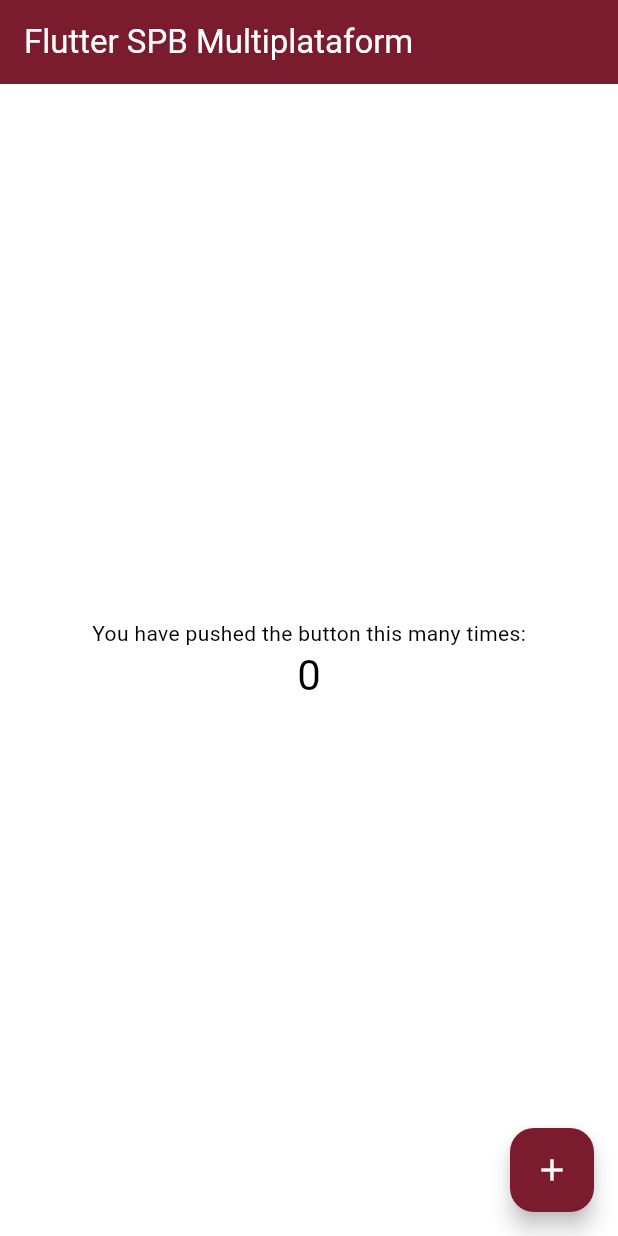
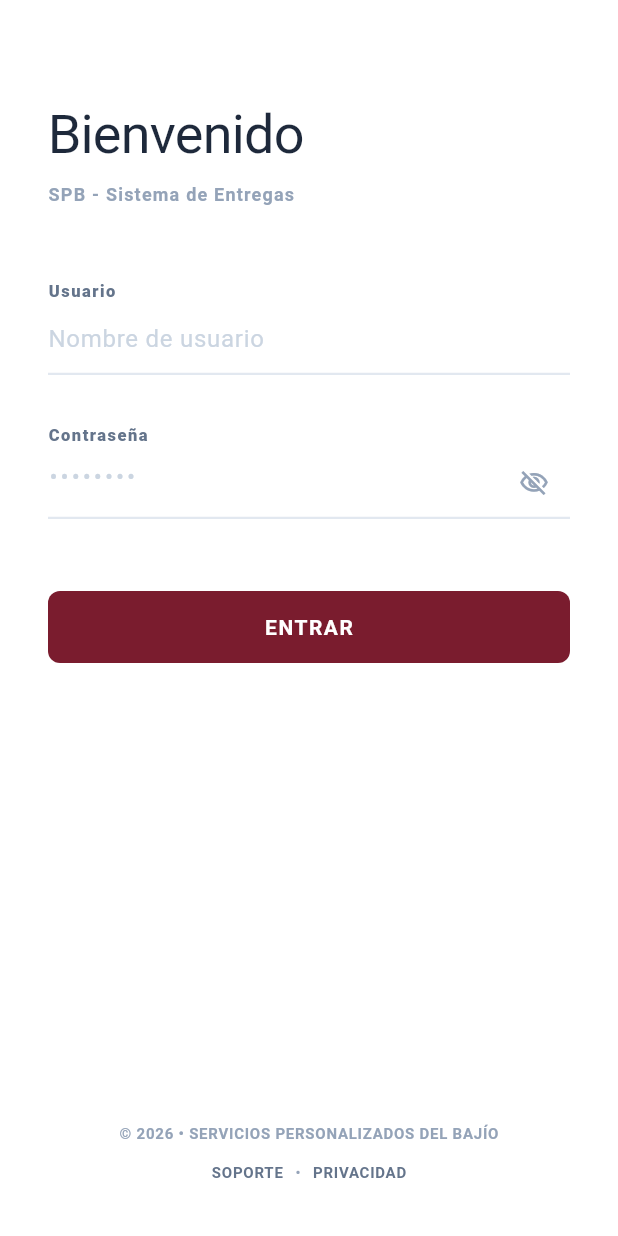
Before and after one commit to RVCH-77/SPB_Mobile_Multiplataform, a Flutter app: the screen it shows after launch, on a phone screen of 412 x 824 dp. Run offline on Flutter 3.47's test engine with Material 3 defaults, Android fonts, the phone set to English and light mode, and no system bars; accounts and stored records are empty.

Commit message:
FIX: implementacion de la logica para consumir la api de login

```diff
--- /dev/null
+++ b/lib/core/network/api_config.dart
@@ -0,0 +1,14 @@
+class ApiConfig {
+  // Cambia esto a false para usar el entorno de producción
+  static const bool useLocal = false;
+
+  // Nota: En emuladores de Android, 'localhost' se mapea a '10.0.2.2'.
+  // Para iOS, Web o Windows, se puede usar 'localhost' o la IP de tu máquina local.
+  static const String _localBaseUrl = 'http://10.0.2.2/SPB/api';
+  static const String _prodBaseUrl = 'https://spbservicios.com/spb/api';
+
+  static String get baseUrl => useLocal ? _localBaseUrl : _prodBaseUrl;
+
+  static Uri get loginUri => Uri.parse('$baseUrl/login.php');
+  static Uri get meUri => Uri.parse('$baseUrl/me.php');
+}
--- a/lib/features/auth/models/user_model.dart
+++ b/lib/features/auth/models/user_model.dart
@@ -1,3 +1,5 @@
+// Estructura inmutable para representar un usuario
+
 class UserModel {
   final int idUsuario;
   final String usuario;
@@ -13,4 +15,43 @@
     required this.rol,
     this.token,
   });
+
+  // Constructor factory para crear una instancia desde el JSON de la API
+  factory UserModel.fromJson(Map<String, dynamic> json, {String? token}) {
+    return UserModel(
+      idUsuario: json['id_usuario'] as int? ?? json['idUsuario'] as int,
+      usuario: json['usuario'] as String,
+      email: json['email'] as String? ?? json['correo'] as String? ?? '',
+      rol: json['rol'] as String,
+      token: token ?? json['token'] as String?,
+    );
+  }
+
+  // Convierte la instancia a un mapa JSON
+  Map<String, dynamic> toJson() {
+    return {
+      'id_usuario': idUsuario,
+      'usuario': usuario,
+      'email': email,
+      'rol': rol,
+      if (token != null) 'token': token,
+    };
+  }
+
+  // copyWith para "modificar" campos de forma inmutable
+  UserModel copyWith({
+    int? idUsuario,
+    String? usuario,
+    String? email,
+    String? rol,
+    String? token,
+  }) {
+    return UserModel(
+      idUsuario: idUsuario ?? this.idUsuario,
+      usuario: usuario ?? this.usuario,
+      email: email ?? this.email,
+      rol: rol ?? this.rol,
+      token: token ?? this.token,
+    );
+  }
 }
--- /dev/null
+++ b/lib/features/auth/presentation/login_page.dart
@@ -0,0 +1,368 @@
+import 'package:flutter/material.dart';
+import 'package:first_app/core/theme/app_colors.dart';
+import 'package:first_app/features/auth/presentation/auth_view_model.dart';
+
+class LoginPage extends StatefulWidget {
+  final AuthViewModel viewModel;
+
+  const LoginPage({super.key, required this.viewModel});
+
+  @override
+  State<LoginPage> createState() => _LoginPageState();
+}
+
+class _boolState {
+  static bool obscureText = true;
+}
+
+class _LoginPageState extends State<LoginPage> {
+  final _formKey = GlobalKey<FormState>();
+  final _usernameController = TextEditingController();
+  final _passwordController = TextEditingController();
+  bool _obscurePassword = true;
+
+  @override
+  void initState() {
+    super.initState();
+    // Escuchamos el ViewModel para mostrar errores si ocurren
+    widget.viewModel.addListener(_onAuthViewModelChange);
+  }
+
+  @override
+  void dispose() {
+    widget.viewModel.removeListener(_onAuthViewModelChange);
+    _usernameController.dispose();
+    _passwordController.dispose();
+    super.dispose();
+  }
+
+  void _onAuthViewModelChange() {
+    if (widget.viewModel.errorMessage != null) {
+      ScaffoldMessenger.of(context).showSnackBar(
+        SnackBar(
+          content: Text(widget.viewModel.errorMessage!),
+          backgroundColor: AppColors.errorColor,
+          behavior: SnackBarBehavior.floating,
+        ),
+      );
+    }
+  }
+
+  Future<void> _submit() async {
+    if (_formKey.currentState!.validate()) {
+      FocusScope.of(context).unfocus();
+      final success = await widget.viewModel.login(
+        _usernameController.text.trim(),
+        _passwordController.text,
+      );
+      if (success && mounted) {
+        ScaffoldMessenger.of(context).showSnackBar(
+          const SnackBar(
+            content: Text('Sesión iniciada correctamente'),
+            backgroundColor: AppColors.successColor,
+            behavior: SnackBarBehavior.floating,
+          ),
+        );
+      }
+    }
+  }
+
+  @override
+  Widget build(BuildContext context) {
+    return Scaffold(
+      backgroundColor: AppColors.backgroundColor,
+      body: SafeArea(
+        child: LayoutBuilder(
+          builder: (context, constraints) {
+            return SingleChildScrollView(
+              padding: const EdgeInsets.symmetric(
+                horizontal: 32.0,
+                vertical: 24.0,
+              ),
+              child: ConstrainedBox(
+                constraints: BoxConstraints(
+                  minHeight:
+                      constraints.maxHeight -
+                      48.0, // Ajuste para el padding vertical
+                ),
+                child: IntrinsicHeight(
+                  child: Form(
+                    key: _formKey,
+                    child: Column(
+                      crossAxisAlignment: CrossAxisAlignment.start,
+                      children: [
+                        const SizedBox(height: 40.0),
+                        // Encabezado
+                        const Text(
+                          'Bienvenido',
+                          style: TextStyle(
+                            fontSize: 36.0,
+                            fontWeight: FontWeight.w400,
+                            color: Color(0xFF1E293B),
+                            letterSpacing: -0.5,
+                          ),
+                        ),
+                        const SizedBox(height: 6.0),
+                        const Text(
+                          'SPB - Sistema de Entregas',
+                          style: TextStyle(
+                            fontSize: 12.0,
+                            fontWeight: FontWeight.w700,
+                            color: Color(0xFF94A3B8),
+                            letterSpacing: 0.8,
+                          ),
+                        ),
+                        const SizedBox(height: 48.0),
+
+                        // Campo de Usuario
+                        const Text(
+                          'Usuario',
+                          style: TextStyle(
+                            fontSize: 11.0,
+                            fontWeight: FontWeight.w800,
+                            color: Color(0xFF64748B),
+                            letterSpacing: 1.0,
+                          ),
+                        ),
+                        TextFormField(
+                          controller: _usernameController,
+                          keyboardType: TextInputType.emailAddress,
+                          style: const TextStyle(
+                            fontSize: 16.0,
+                            color: Color(0xFF1E293B),
+                          ),
+                          decoration: const InputDecoration(
+                            hintText: 'Nombre de usuario',
+                            hintStyle: TextStyle(color: Color(0xFFCBD5E1)),
+                            contentPadding: EdgeInsets.symmetric(vertical: 8.0),
+                            enabledBorder: UnderlineInputBorder(
+                              borderSide: BorderSide(
+                                color: Color(0xFFE2E8F0),
+                                width: 1.5,
+                              ),
+                            ),
+                            focusedBorder: UnderlineInputBorder(
+                              borderSide: BorderSide(
+                                color: AppColors.primary,
+                                width: 2.0,
+                              ),
+                            ),
+                            errorBorder: UnderlineInputBorder(
+                              borderSide: BorderSide(
+                                color: AppColors.errorColor,
+                                width: 1.5,
+                              ),
+                            ),
+                            focusedErrorBorder: UnderlineInputBorder(
+                              borderSide: BorderSide(
+                                color: AppColors.errorColor,
+                                width: 2.0,
+                              ),
+                            ),
+                          ),
+                          validator: (value) {
+                            if (value == null || value.trim().isEmpty) {
+                              return 'Por favor ingresa tu usuario';
+                            }
+                            return null;
+                          },
+                        ),
+                        const SizedBox(height: 32.0),
+
+                        // Campo de Contraseña
+                        const Text(
+                          'Contraseña',
+                          style: TextStyle(
+                            fontSize: 11.0,
+                            fontWeight: FontWeight.w800,
+                            color: Color(0xFF64748B),
+                            letterSpacing: 1.0,
+                          ),
+                        ),
+                        TextFormField(
+                          controller: _passwordController,
+                          obscureText: _obscurePassword,
+                          style: const TextStyle(
+                            fontSize: 16.0,
+                            color: Color(0xFF1E293B),
+                          ),
+                          decoration: InputDecoration(
+                            hintText: '••••••••',
+                            hintStyle: const TextStyle(
+                              color: Color(0xFFCBD5E1),
+                              letterSpacing: 2.0,
+                            ),
+                            contentPadding: const EdgeInsets.symmetric(
+                              vertical: 8.0,
+                            ),
+                            enabledBorder: const UnderlineInputBorder(
+                              borderSide: BorderSide(
+                                color: Color(0xFFE2E8F0),
+                                width: 1.5,
+                              ),
+                            ),
+                            focusedBorder: const UnderlineInputBorder(
+                              borderSide: BorderSide(
+                                color: AppColors.primary,
+                                width: 2.0,
+                              ),
+                            ),
+                            errorBorder: const UnderlineInputBorder(
+                              borderSide: BorderSide(
+                                color: AppColors.errorColor,
+                                width: 1.5,
+                              ),
+                            ),
+                            focusedErrorBorder: const UnderlineInputBorder(
+                              borderSide: BorderSide(
+                                color: AppColors.errorColor,
+                                width: 2.0,
+                              ),
+                            ),
+                            suffixIcon: IconButton(
+                              icon: Icon(
+                                _obscurePassword
+                                    ? Icons.visibility_off_outlined
+                                    : Icons.visibility_outlined,
+                                color: const Color(0xFF94A3B8),
+                                size: 20.0,
+                              ),
+                              onPressed: () {
+                                setState(() {
+                                  _obscurePassword = !_obscurePassword;
+                                });
+                              },
+                            ),
+                          ),
+                          validator: (value) {
+                            if (value == null || value.isEmpty) {
+                              return 'Por favor ingresa tu contraseña';
+                            }
+                            return null;
+                          },
+                        ),
+                        const SizedBox(height: 48.0),
+
+                        // Botón Entrar
+                        ListenableBuilder(
+                          listenable: widget.viewModel,
+                          builder: (context, _) {
+                            final isLoading = widget.viewModel.isLoading;
+                            return SizedBox(
+                              width: double.infinity,
+                              height: 48.0,
+                              child: ElevatedButton(
+                                onPressed: isLoading ? null : _submit,
+                                style: ElevatedButton.styleFrom(
+                                  backgroundColor: AppColors.primary,
+                                  foregroundColor: Colors.white,
+                                  disabledBackgroundColor: AppColors.primary
+                                      .withOpacity(0.6),
+                                  elevation: 0,
+                                  shape: RoundedRectangleBorder(
+                                    borderRadius: BorderRadius.circular(8.0),
+                                  ),
+                                ),
+                                child: isLoading
+                                    ? const SizedBox(
+                                        height: 20.0,
+                                        width: 20.0,
+                                        child: CircularProgressIndicator(
+                                          strokeWidth: 2.0,
+                                          valueColor:
+                                              AlwaysStoppedAnimation<Color>(
+                                                Colors.white,
+                                              ),
+                                        ),
+                                      )
+                                    : const Text(
+                                        'ENTRAR',
+                                        style: TextStyle(
+                                          fontSize: 14.0,
+                                          fontWeight: FontWeight.w700,
+                                          letterSpacing: 1.0,
+                                        ),
+                                      ),
+                              ),
+                            );
+                          },
+                        ),
+                        const Spacer(),
+
+                        // Pie de página
+                        Align(
+                          alignment: Alignment.center,
+                          child: Column(
+                            children: [
+                              const SizedBox(height: 32.0),
+                              const Text(
+                                '© 2026 • SERVICIOS PERSONALIZADOS DEL BAJÍO',
+                                style: TextStyle(
+                                  fontSize: 10.0,
+                                  fontWeight: FontWeight.w600,
+                                  color: Color(0xFF94A3B8),
+                                  letterSpacing: 0.5,
+                                ),
+                              ),
+                              const SizedBox(height: 12.0),
+                              Row(
+                                mainAxisAlignment: MainAxisAlignment.center,
+                                children: [
+                                  GestureDetector(
+                                    onTap: () {
+                                      // Lógica de soporte o enlace
+                                    },
+                                    child: const Text(
+                                      'SOPORTE',
+                                      style: TextStyle(
+                                        fontSize: 10.0,
+                                        fontWeight: FontWeight.w700,
+                                        color: Color(0xFF64748B),
+                                        letterSpacing: 0.5,
+                                      ),
+                                    ),
+                                  ),
+                                  const Padding(
+                                    padding: EdgeInsets.symmetric(
+                                      horizontal: 8.0,
+                                    ),
+                                    child: Text(
+                                      '•',
+                                      style: TextStyle(
+                                        fontSize: 10.0,
+                                        color: Color(0xFF94A3B8),
+                                      ),
+                                    ),
+                                  ),
+                                  GestureDetector(
+                                    onTap: () {
+                                      // Lógica de privacidad o enlace
+                                    },
+                                    child: const Text(
+                                      'PRIVACIDAD',
+                                      style: TextStyle(
+                                        fontSize: 10.0,
+                                        fontWeight: FontWeight.w700,
+                                        color: Color(0xFF64748B),
+                                        letterSpacing: 0.5,
+                                      ),
+                                    ),
+                                  ),
+                                ],
+                              ),
+                              const SizedBox(height: 12.0),
+                            ],
+                          ),
+                        ),
+                      ],
+                    ),
+                  ),
+                ),
+              ),
+            );
+          },
+        ),
+      ),
+    );
+  }
+}
--- a/lib/main.dart
+++ b/lib/main.dart
@@ -1,91 +1,132 @@
 import 'package:flutter/material.dart';
+import 'package:first_app/core/theme/app_colors.dart';
 import 'package:first_app/core/theme/app_theme.dart';
+import 'package:first_app/features/auth/data/app_repository.dart';
+import 'package:first_app/features/auth/presentation/auth_view_model.dart';
+import 'package:first_app/features/auth/presentation/login_page.dart';
 
 void main() {
   runApp(const MyApp());
 }
 
-class MyApp extends StatelessWidget {
+class MyApp extends StatefulWidget {
   const MyApp({super.key});
 
-  // This widget is the root of your application.
+  @override
+  State<MyApp> createState() => _MyAppState();
+}
+
+class _MyAppState extends State<MyApp> {
+  late final AppRepository _repository;
+  late final AuthViewModel _authViewModel;
+
+  @override
+  void initState() {
+    super.initState();
+    _repository = AppRepository();
+    _authViewModel = AuthViewModel(repository: _repository);
+  }
+
   @override
   Widget build(BuildContext context) {
     return MaterialApp(
-      title: 'Flutter Demo',
+      title: 'SPB',
+      debugShowCheckedModeBanner: false,
       theme: AppTheme.lightTheme,
-      home: const MyHomePage(title: 'Flutter SPB Multiplataform'),
+      home: ListenableBuilder(
+        listenable: _authViewModel,
+        builder: (context, _) {
+          if (_authViewModel.isAuthenticated) {
+            return MyHomePage(
+              title: 'Panel Administrativo SPB',
+              viewModel: _authViewModel,
+            );
+          } else {
+            return LoginPage(viewModel: _authViewModel);
+          }
+        },
+      ),
     );
   }
 }
 
-class MyHomePage extends StatefulWidget {
-  const MyHomePage({super.key, required this.title});
+class MyHomePage extends StatelessWidget {
+  final String title;
+  final AuthViewModel viewModel;
 
-  // This widget is the home page of your application. It is stateful, meaning
-  // that it has a State object (defined below) that contains fields that affect
-  // how it looks.
-
-  // This class is the configuration for the state. It holds the values (in this
-  // case the title) provided by the parent (in this case the App widget) and
-  // used by the build method of the State. Fields in a Widget subclass are
-  // always marked "final".
-
-  final String title;
-
-  @override
-  State<MyHomePage> createState() => _MyHomePageState();
-}
-
-class _MyHomePageState extends State<MyHomePage> {
-  int _counter = 0;
-
-  void _incrementCounter() {
-    setState(() {
-      // This call to setState tells the Flutter framework that something has
-      // changed in this State, which causes it to rerun the build method below
-      // so that the display can reflect the updated values. If we changed
-      // _counter without calling setState(), then the build method would not be
-      // called again, and so nothing would appear to happen.
-      _counter++;
-    });
-  }
+  const MyHomePage({super.key, required this.title, required this.viewModel});
 
   @override
   Widget build(BuildContext context) {
+    final user = viewModel.currentUser;
+
     return Scaffold(
-      appBar: AppBar(title: Text(widget.title)),
+      appBar: AppBar(
+        title: Text(title),
+        actions: [
+          IconButton(
+            tooltip: 'Cerrar sesión',
+            icon: const Icon(Icons.logout),
+            onPressed: () {
+              viewModel.logout();
+              ScaffoldMessenger.of(context).showSnackBar(
+                const SnackBar(
+                  content: Text('Sesión cerrada'),
+                  behavior: SnackBarBehavior.floating,
+                ),
+              );
+            },
+          ),
+        ],
+      ),
       body: Center(
-        // Center is a layout widget. It takes a single child and positions it
-        // in the middle of the parent.
+        child: Padding(
+          padding: const EdgeInsets.all(24.0),
           child: Column(
-          // Column is also a layout widget. It takes a list of children and
-          // arranges them vertically. By default, it sizes itself to fit its
-          // children horizontally, and tries to be as tall as its parent.
-          //
-          // Column has various properties to control how it sizes itself and
-          // how it positions its children. Here we use mainAxisAlignment to
-          // center the children vertically; the main axis here is the vertical
-          // axis because Columns are vertical (the cross axis would be
-          // horizontal).
-          //
-          // TRY THIS: Invoke "debug painting" (choose the "Toggle Debug Paint"
-          // action in the IDE, or press "p" in the console), to see the
-          // wireframe for each widget.
             mainAxisAlignment: MainAxisAlignment.center,
             children: [
-            const Text('You have pushed the button this many times:'),
+              const Icon(
+                Icons.account_circle,
+                size: 80,
+                color: AppColors.primary,
+              ),
+              const SizedBox(height: 16.0),
               Text(
-              '$_counter',
-              style: Theme.of(context).textTheme.headlineMedium,
+                'Bienvenido, ${user?.usuario ?? "Usuario"}',
+                style: const TextStyle(
+                  fontSize: 24,
+                  fontWeight: FontWeight.bold,
+                  color: Color(0xFF1E293B),
+                ),
+              ),
+              const SizedBox(height: 8.0),
+              Text(
+                'Email: ${user?.email ?? "Sin correo"}',
+                style: TextStyle(fontSize: 16, color: Colors.grey[600]),
+              ),
+              const SizedBox(height: 4.0),
+              Container(
+                margin: const EdgeInsets.only(top: 8.0),
+                padding: const EdgeInsets.symmetric(
+                  horizontal: 12.0,
+                  vertical: 4.0,
+                ),
+                decoration: BoxDecoration(
+                  color: AppColors.primary.withOpacity(0.1),
+                  borderRadius: BorderRadius.circular(16.0),
+                ),
+                child: Text(
+                  'Rol: ${user?.rol.toUpperCase() ?? "Ninguno"}',
+                  style: const TextStyle(
+                    fontSize: 12,
+                    fontWeight: FontWeight.bold,
+                    color: AppColors.primary,
+                  ),
+                ),
               ),
             ],
           ),
         ),
-      floatingActionButton: FloatingActionButton(
-        onPressed: _incrementCounter,
-        tooltip: 'Increment',
-        child: const Icon(Icons.add),
       ),
     );
   }
```
Also changed, not shown: lib/features/auth/data/app_repository.dart (+79 -0 lines), lib/features/auth/presentation/auth_view_model.dart (added, +74 -0 lines), 2 other files. Lines whose indentation alone changed are shown as unchanged.
